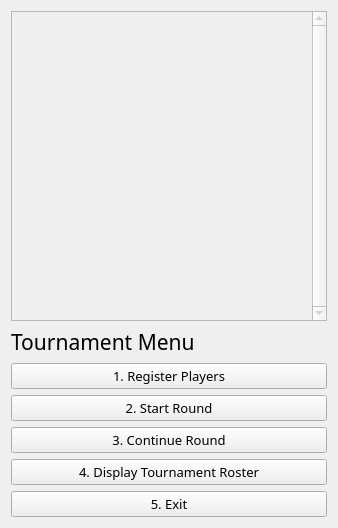
This is tournamentMenu.ui in GFlores17/JackboxT.O.-GUI-Version as Qt 5 draws it before an edit. The edited form follows.
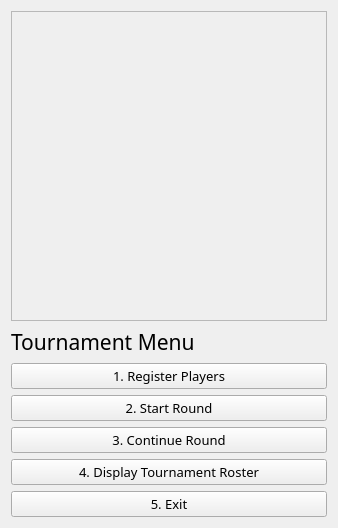
This is the edited form. Icons and pictures are not drawn.

Commit message: Action: Added private QMainWindow *pointerToMainWindow member variables to most 'Menu' classes. Action: Added private QMainWindow *pointerToMainWindow member variables to most 'Menu' classes. Purpose : When a new Menu is created/exited we can directly modify the Main Window from said objects by referencing object's 'pointerToMainWindow".

The edit to the form file:
```diff
--- a/tournamentMenu.ui
+++ b/tournamentMenu.ui
@@ -23,17 +23,24 @@
       <bool>true</bool>
      </property>
      <property name="verticalScrollBarPolicy">
-      <enum>Qt::ScrollBarAlwaysOn</enum>
+      <enum>Qt::ScrollBarAlwaysOff</enum>
      </property>
      <property name="horizontalScrollBarPolicy">
       <enum>Qt::ScrollBarAlwaysOff</enum>
      </property>
+     <property name="sizeAdjustPolicy">
+      <enum>QAbstractScrollArea::AdjustToContents</enum>
+     </property>
      <property name="html">
       <string>&lt;!DOCTYPE HTML PUBLIC &quot;-//W3C//DTD HTML 4.0//EN&quot; &quot;http://www.w3.org/TR/REC-html40/strict.dtd&quot;&gt;
 &lt;html&gt;&lt;head&gt;&lt;meta name=&quot;qrichtext&quot; content=&quot;1&quot; /&gt;&lt;style type=&quot;text/css&quot;&gt;
 p, li { white-space: pre-wrap; }
 &lt;/style&gt;&lt;/head&gt;&lt;body style=&quot; font-family:'MS Shell Dlg 2'; font-size:8.25pt; font-weight:400; font-style:normal;&quot;&gt;
-&lt;p align=&quot;center&quot; style=&quot; margin-top:0px; margin-bottom:0px; margin-left:0px; margin-right:0px; -qt-block-indent:0; text-indent:0px;&quot;&gt;&lt;img src=&quot;:/new/prefix1/Jackbox Logo.png&quot; /&gt;&lt;/p&gt;&lt;/body&gt;&lt;/html&gt;</string>
+&lt;p align=&quot;center&quot; style=&quot;-qt-paragraph-type:empty; margin-top:0px; margin-bottom:0px; margin-left:0px; margin-right:0px; -qt-block-indent:0; text-indent:0px;&quot;&gt;&lt;br /&gt;&lt;/p&gt;
+&lt;p align=&quot;center&quot; style=&quot;-qt-paragraph-type:empty; margin-top:0px; margin-bottom:0px; margin-left:0px; margin-right:0px; -qt-block-indent:0; text-indent:0px;&quot;&gt;&lt;br /&gt;&lt;/p&gt;
+&lt;p align=&quot;center&quot; style=&quot;-qt-paragraph-type:empty; margin-top:0px; margin-bottom:0px; margin-left:0px; margin-right:0px; -qt-block-indent:0; text-indent:0px;&quot;&gt;&lt;br /&gt;&lt;/p&gt;
+&lt;p align=&quot;center&quot; style=&quot;-qt-paragraph-type:empty; margin-top:0px; margin-bottom:0px; margin-left:0px; margin-right:0px; -qt-block-indent:0; text-indent:0px;&quot;&gt;&lt;br /&gt;&lt;/p&gt;
+&lt;p align=&quot;center&quot; style=&quot; margin-top:0px; margin-bottom:0px; margin-left:0px; margin-right:0px; -qt-block-indent:0; text-indent:0px;&quot;&gt;&lt;img src=&quot;:/Photos/JBT Manager Wolf Logo.png&quot; /&gt;&lt;/p&gt;&lt;/body&gt;&lt;/html&gt;</string>
      </property>
     </widget>
    </item>
```
The commit also changes 25 other files.
